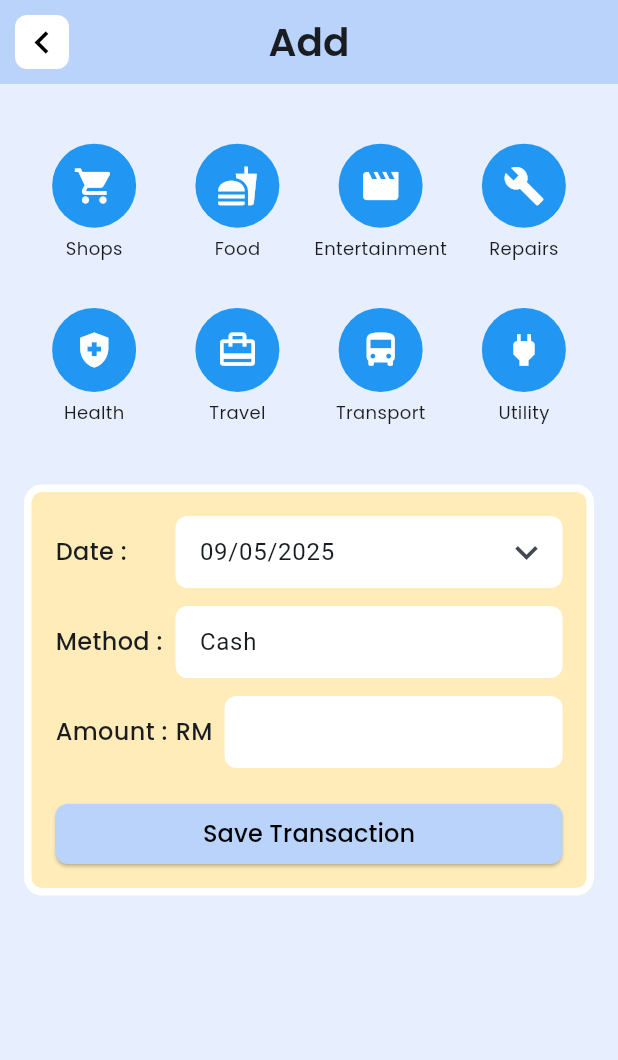
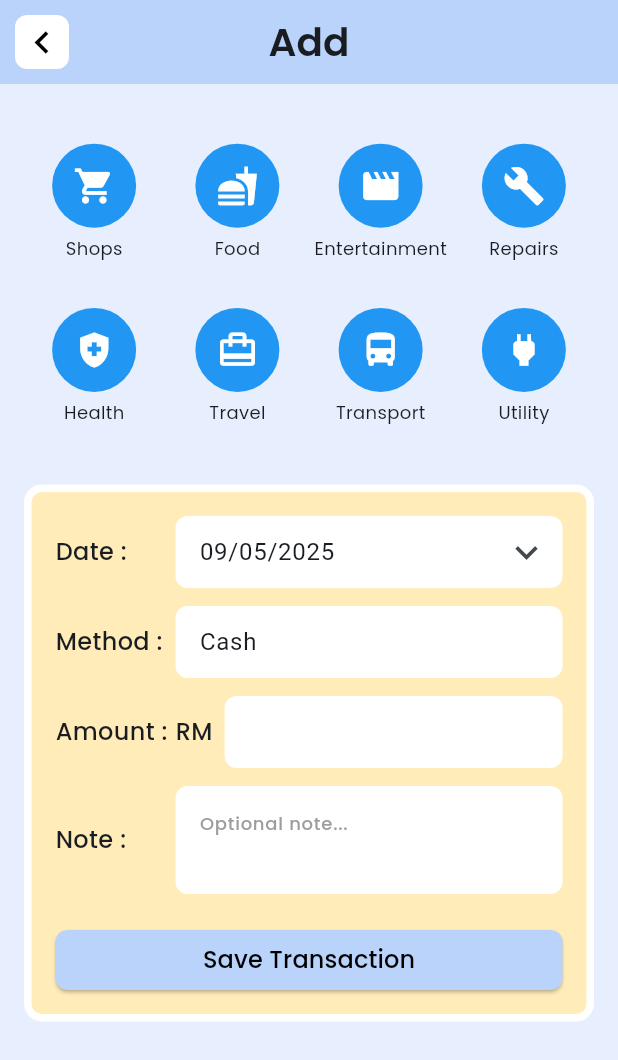
Before and after one commit to junnyi0301/caching, a Flutter app: the AddPage screen opened directly, on a phone screen of 412 x 824 dp. Shown: the top 1060 px of the screen. Run offline on Flutter 3.47's test engine with Material 3 defaults, Android fonts, the phone set to English and light mode, and no system bars; our stand-ins replace cloud_firestore, firebase_auth, firebase_core, fl_chart, flutter_local_notifications, google_fonts and 3 more; accounts and stored records are empty.

Commit message:
added note field

```diff
--- a/lib/cashflow/model/transaction.dart
+++ b/lib/cashflow/model/transaction.dart
@@ -6,6 +6,7 @@ class Transaction {
   final String method;
   final DateTime timestamp;
   final double amount;
+  final String? note;
 
   const Transaction({
     this.id,
@@ -13,6 +14,7 @@ class Transaction {
     required this.method,
     required this.timestamp,
     required this.amount,
+    this.note,
   });
 
   Map<String, dynamic> toMap() => {
@@ -20,6 +22,7 @@ class Transaction {
     'method':     method,
     'timestamp':  timestamp,
     'amount':     amount,
+    'note': note,
     'created_at': FieldValue.serverTimestamp(),
   };
 
@@ -30,6 +33,7 @@ class Transaction {
       method:    map['method']   as String,
       timestamp: (map['timestamp'] as Timestamp).toDate(),
       amount:    (map['amount']  as num).toDouble(),
+      note: map['note'] as String?,
     );
   }
 }
--- a/lib/cashflow/services/transaction_service.dart
+++ b/lib/cashflow/services/transaction_service.dart
@@ -29,6 +29,7 @@ class TransactionService {
     required String method,
     required DateTime timestamp,
     required double amount,
+    String? note,
   }) async {
     final uid = FirebaseAuth.instance.currentUser!.uid;
 
@@ -42,6 +43,7 @@ class TransactionService {
       'method':     method,
       'timestamp':  timestamp,
       'amount':    -amount,
+      'note': note,
       'created_at': FieldValue.serverTimestamp(),
     });
   }
@@ -52,6 +54,7 @@ class TransactionService {
     required String method,
     required DateTime timestamp,
     required double amount,
+    String? note,
   }) async {
     final uid = FirebaseAuth.instance.currentUser!.uid;
     final txRef = FirebaseFirestore.instance
@@ -65,6 +68,7 @@ class TransactionService {
       'method':     method,
       'timestamp':  timestamp,
       'amount':    -amount,
+      'note': note,
       'updated_at': FieldValue.serverTimestamp(),
     });
   }
--- a/lib/cashflow/views/add_transaction.dart
+++ b/lib/cashflow/views/add_transaction.dart
@@ -19,6 +19,7 @@ class _AddPageState extends State<AddPage> {
   final TextEditingController _dateController = TextEditingController();
   final TextEditingController _methodController = TextEditingController(text: 'Cash');
   final TextEditingController _amountController = TextEditingController();
+  final TextEditingController _noteController = TextEditingController();
 
   final List<Map<String, dynamic>> _categories = [
     {'label': 'Shops', 'icon': Icons.shopping_cart, 'value': 'Shops'},
@@ -43,6 +44,7 @@ class _AddPageState extends State<AddPage> {
       _methodController.text = tx.method;
       _amountController.text = tx.amount.abs().toStringAsFixed(2);
       _selectedCategory = tx.category;
+      _noteController.text = tx.note ?? '';
     } else {
       _dateController.text = DateFormat('dd/MM/yyyy').format(DateTime.now());
       _methodController.addListener(() => setState(() {}));
@@ -55,6 +57,7 @@ class _AddPageState extends State<AddPage> {
     _dateController.dispose();
     _methodController.dispose();
     _amountController.dispose();
+    _noteController.dispose();
     super.dispose();
   }
 
@@ -90,6 +93,7 @@ class _AddPageState extends State<AddPage> {
         method: _methodController.text,
         timestamp: parsedDate,
         amount: double.parse(_amountController.text),
+        note: _noteController.text.trim(),
       );
     } else {
       final id = widget.existingTransaction!.id;
@@ -100,6 +104,7 @@ class _AddPageState extends State<AddPage> {
         method: _methodController.text,
         timestamp: parsedDate,
         amount: double.parse(_amountController.text),
+        note: _noteController.text.trim(),
       );
     }
 
@@ -264,6 +269,25 @@ class _AddPageState extends State<AddPage> {
                         ),
                       ),
                     ),
+                    const SizedBox(height: 12),
+                    _buildFormRow(
+                      label: 'Note',
+                      child: TextField(
+                        controller: _noteController,
+                        maxLines: 2,
+                        decoration: InputDecoration(
+                          border: OutlineInputBorder(
+                            borderRadius: BorderRadius.circular(8),
+                            borderSide: BorderSide.none,
+                          ),
+                          filled: true,
+                          fillColor: Colors.white,
+                          contentPadding: const EdgeInsets.all(12),
+                          hintText: 'Optional note...',
+                          hintStyle: design.captionText
+                        ),
+                      ),
+                    ),
                     const SizedBox(height: 24),
                     SizedBox(
                       width: double.infinity,
--- a/lib/cashflow/views/transaction_detail.dart
+++ b/lib/cashflow/views/transaction_detail.dart
@@ -99,6 +99,11 @@ class _TransactionDetailPageState extends State<TransactionDetailPage> {
                   ),
                   const SizedBox(height: 16),
                   _buildDetailRow('Date', dateStr, design),
+                  if (tx.note != null && tx.note!.trim().isNotEmpty)
+                    ...[
+                      const SizedBox(height: 16),
+                      _buildDetailRow('Note', tx.note!, design),
+                    ],
                 ],
               ),
             ),
@@ -189,7 +194,6 @@ class _TransactionDetailPageState extends State<TransactionDetailPage> {
                 ),
               ],
             ),
-
           ],
         ),
       ),
```
